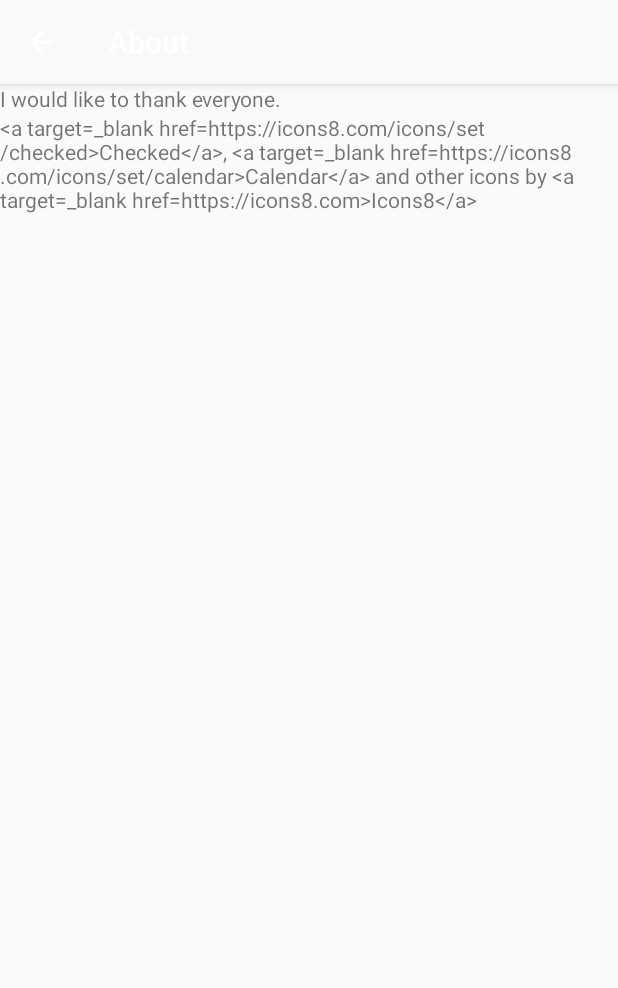
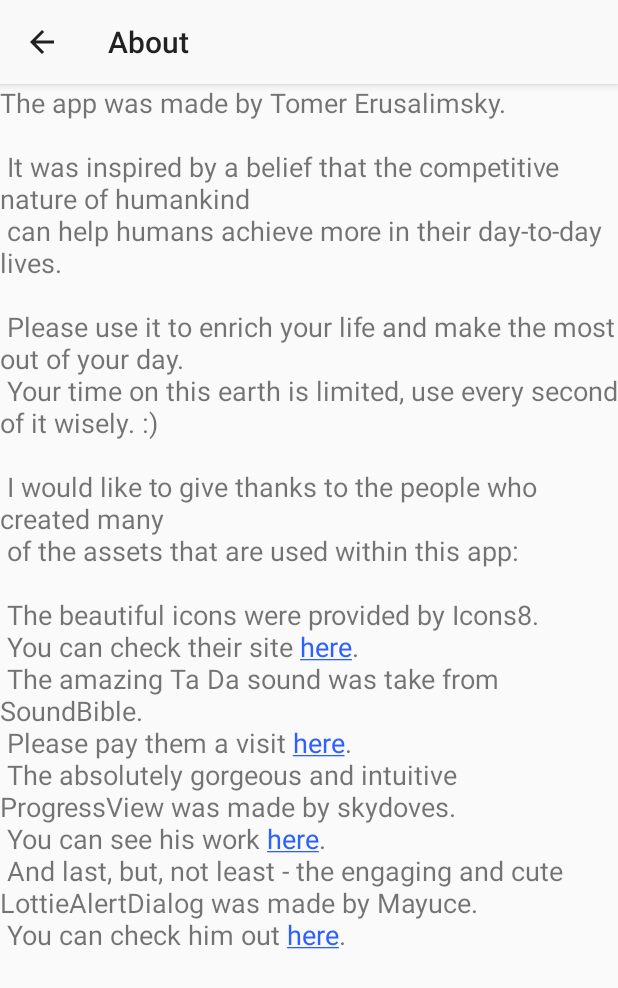
Before and after one commit to Pf0n1X/GetMoreDone, an Android app: the SettingsAboutActivity screen opened directly, with no data from a screen before it, on a phone screen of 412 x 824 dp. Shown: the top 988 px of the screen. Run offline under Robolectric (Android 15) with nearby library versions, the phone set to English and light mode, and no system bars.

Commit message:
- Finished settinga

```diff
--- a/app/src/main/java/com/pf0n1x/getmoredone/SettingsAboutActivity.java
+++ b/app/src/main/java/com/pf0n1x/getmoredone/SettingsAboutActivity.java
@@ -3,12 +3,25 @@
 import androidx.appcompat.app.AppCompatActivity;
 
 import android.os.Bundle;
+import android.text.method.LinkMovementMethod;
+import android.widget.TextView;
 
 public class SettingsAboutActivity extends AppCompatActivity {
+
+    // Data Members
+    TextView mAboutTextView;
 
     @Override
     protected void onCreate(Bundle savedInstanceState) {
         super.onCreate(savedInstanceState);
         setContentView(R.layout.activity_settings_about);
+
+        mAboutTextView = findViewById(R.id.textview_about);
+
+        setLinksClickable();
+    }
+
+    public void setLinksClickable() {
+        mAboutTextView.setMovementMethod(LinkMovementMethod.getInstance());
     }
 }
--- a/app/src/main/java/com/pf0n1x/getmoredone/SettingsActivity.java
+++ b/app/src/main/java/com/pf0n1x/getmoredone/SettingsActivity.java
@@ -17,6 +17,7 @@
                 .replace(R.id.settings, new SettingsFragment())
                 .commit();
         ActionBar actionBar = getSupportActionBar();
+
         if (actionBar != null) {
             actionBar.setDisplayHomeAsUpEnabled(true);
         }
--- a/app/src/main/res/layout/activity_settings_about.xml
+++ b/app/src/main/res/layout/activity_settings_about.xml
@@ -1,20 +1,17 @@
 <?xml version="1.0" encoding="utf-8"?>
 <LinearLayout xmlns:android="http://schemas.android.com/apk/res/android"
-    xmlns:app="http://schemas.android.com/apk/res-auto"
     xmlns:tools="http://schemas.android.com/tools"
     android:layout_width="match_parent"
     android:layout_height="match_parent"
     android:orientation="vertical"
-    tools:context=".SettingsAboutActivity">
+    tools:context=".SettingsAboutActivity"
+    android:theme="@style/AppTheme">
 
     <TextView
-        android:layout_width="match_parent"
-        android:layout_height="wrap_content"
-        android:text="I would like to thank everyone." />
-
-    <TextView
+        android:id="@+id/textview_about"
         android:layout_width="wrap_content"
         android:layout_height="wrap_content"
-        android:text="@string/icons8_about_text" />
+        android:text="@string/icons8_about_text"
+        android:textSize="18dp" />
 
 </LinearLayout>
--- a/app/src/main/res/layout/settings_activity.xml
+++ b/app/src/main/res/layout/settings_activity.xml
@@ -1,6 +1,9 @@
 <LinearLayout xmlns:android="http://schemas.android.com/apk/res/android"
     android:layout_width="match_parent"
-    android:layout_height="match_parent">
+    android:layout_height="match_parent"
+    xmlns:app="http://schemas.android.com/apk/res-auto"
+    app:theme="@style/ThemeOverlay.AppCompat.Dark.ActionBar"
+    app:popupTheme="@style/ThemeOverlay.AppCompat.Light">
 
     <FrameLayout
         android:id="@+id/settings"
--- a/app/src/main/res/values/strings.xml
+++ b/app/src/main/res/values/strings.xml
@@ -28,7 +28,26 @@
     </string>
     <string name="attachment_summary_off">Only download attachments when manually requested</string>
     <string name="settings">Settings</string>
-    <string name="icons8_about_text"><![CDATA[<a target=_blank href=https://icons8.com/icons/set/checked>Checked</a>, <a target=_blank href=https://icons8.com/icons/set/calendar>Calendar</a> and other icons by <a target=_blank href=https://icons8.com>Icons8</a>]]></string>
+    <string name="icons8_about_text">The app was made by Tomer Erusalimsky.\n\n
+It was inspired by a belief that the competitive nature of humankind\n
+can help humans achieve more in their day-to-day lives.\n\n
+
+Please use it to enrich your life and make the most out of your day.\n
+Your time on this earth is limited, use every second of it wisely. :)\n\n
+
+I would like to give thanks to the people who created many\n
+of the assets that are used within this app:\n\n
+
+The beautiful icons were provided by "Icons8".\n
+You can check their site <a href="https://icons8.com">here</a>.\n
+The amazing "Ta Da" sound was take from "SoundBible".\n
+Please pay them a visit <a href="http://soundbible.com">here</a>.\n
+The absolutely gorgeous and intuitive ProgressView was made by
+"skydoves".\n
+You can see his work <a href="https://github.com/skydoves">here</a>.\n
+And last, but, not least - the engaging and cute "LottieAlertDialog" was made by "Mayuce".\n
+You can check him out "<a href="https://www.linkedin.com/in/mayuce/">here</a>".\n
+</string>
     <string name="store_item_streak_freeze_title">Streak Freeze</string>
     <string name="store_item_streak_freeze_desc">Streak Freeze allows your streak to remain in place for one full day of inactivity.</string>
     <string name="store_item_wager_title">Double Or Nothing</string>
--- a/app/src/main/res/values/styles.xml
+++ b/app/src/main/res/values/styles.xml
@@ -1,11 +1,8 @@
 <resources>
 
     <!-- Base application theme. -->
-    <style name="AppTheme" parent="Theme.AppCompat.Light.DarkActionBar">
-        <!-- Customize your theme here. -->
-        <!--<item name="colorPrimary">@color/colorPrimary</item>-->
-        <!--<item name="colorPrimaryDark">@color/colorPrimaryDark</item>-->
-        <!--<item name="colorAccent">@color/colorAccent</item>-->
+    <!--<style name="AppTheme" parent="Theme.AppCompat.Light.DarkActionBar">-->
+    <style name="AppTheme" parent="Theme.AppCompat.Light">
         <item name="colorPrimary">@color/colorMainBG</item>
         <item name="colorPrimaryDark">@color/colorPrimaryDark</item>
         <item name="colorAccent">@color/colorAccent</item>
@@ -19,11 +16,9 @@
         <item name="android:statusBarColor">@android:color/transparent</item>
     </style>
 
-    <style name="AppTheme.AppBarOverlay"
-        parent="ThemeOverlay.AppCompat.Dark.ActionBar" />
+    <style name="AppTheme.AppBarOverlay" parent="ThemeOverlay.AppCompat.Dark.ActionBar" />
 
-    <style name="AppTheme.PopupOverlay"
-        parent="ThemeOverlay.AppCompat.Light" />
+    <style name="AppTheme.PopupOverlay" parent="ThemeOverlay.AppCompat.Light" />
 
     <style name="BottomSheetDialogTheme" parent="Theme.Design.Light.BottomSheetDialog">
         <item name="android:windowIsFloating">false</item>
@@ -31,4 +26,7 @@
         <item name="android:statusBarColor">@android:color/transparent</item>
     </style>
 
+    <style name="SettingsTheme">
+        <item name="android:background">@color/colorPrimary</item>
+    </style>
 </resources>
```
Also changed, not shown: app/src/main/AndroidManifest.xml (+13 -10 lines), app/src/main/res/xml/root_preferences.xml (+13 -14 lines).
